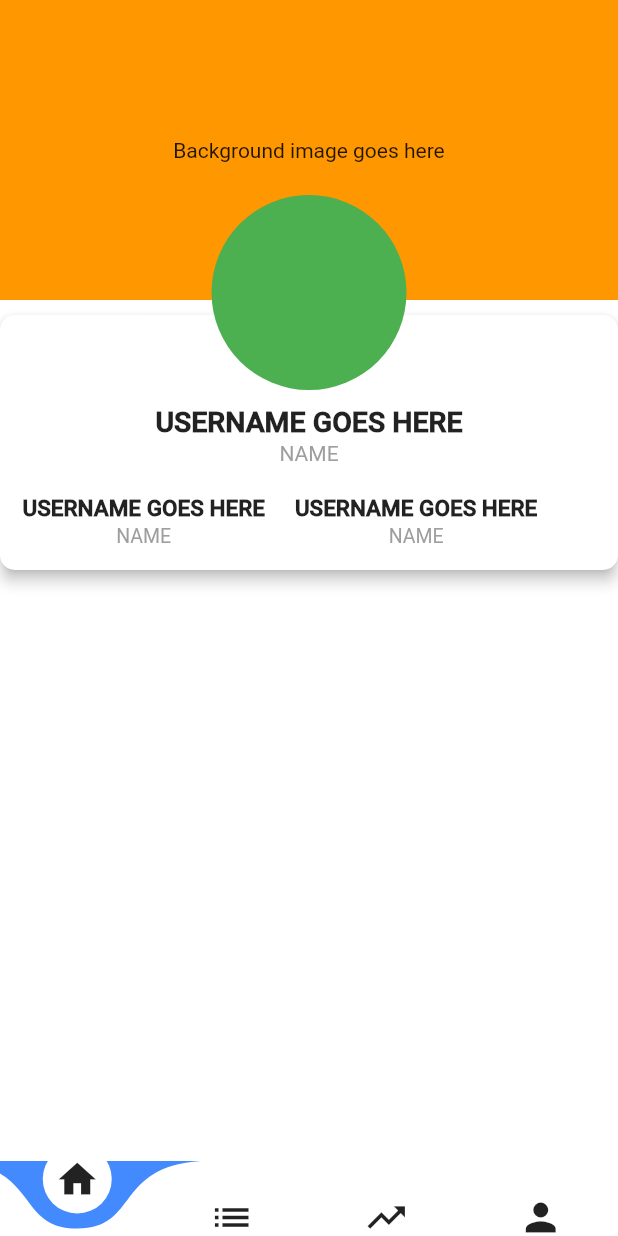
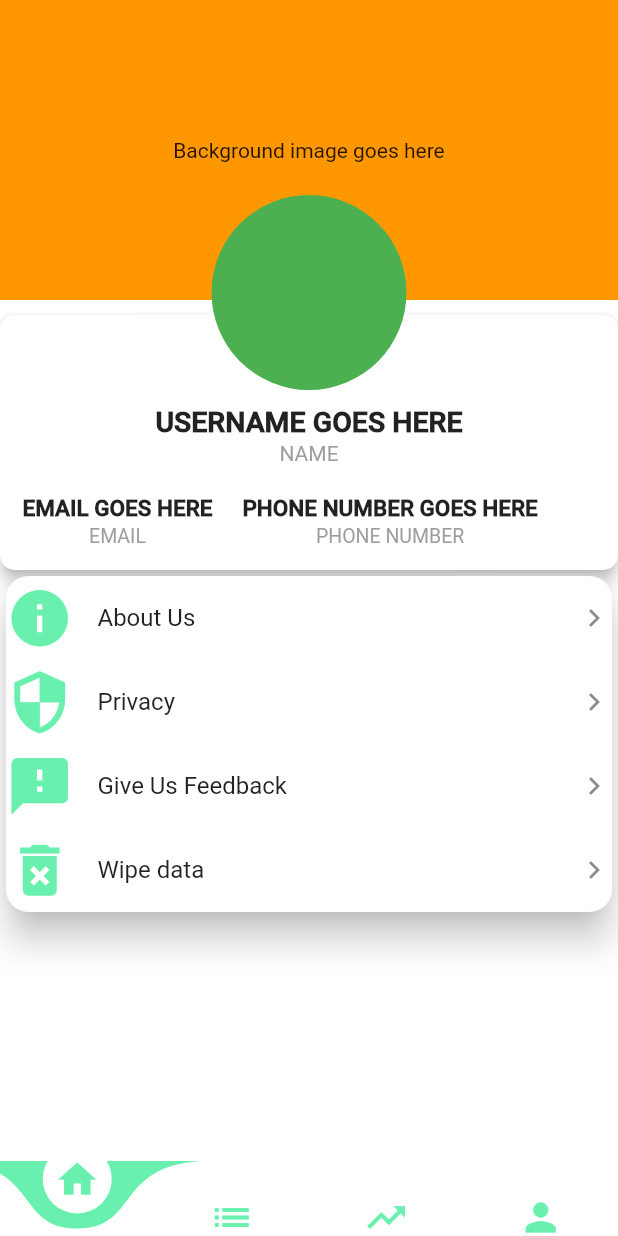
Before and after one commit to medabbassi/me_daily, a Flutter app: the screen it shows after launch, swiped to page 4, on a phone screen of 412 x 824 dp. Run offline on Flutter 3.47's test engine with Material 2 defaults, Android fonts, the phone set to English and light mode, and no system bars; drawn by our look-alikes of curved_navigation_bar; our stand-ins replace cached_network_image, carousel_slider, lottie, shimmer; network calls fail; statements that could not run were skipped.

Commit message:
make some UI modification in the app Continue developping the second interface in the app

```diff
--- a/lib/interfaces/profile.dart
+++ b/lib/interfaces/profile.dart
@@ -12,6 +12,8 @@ class Profile extends StatefulWidget {
 }
 
 class _ProfileState extends State<Profile> {
+  String _name, _email, _phoneNumber;
+
   @override
   Widget build(BuildContext context) {
     // TODO: implement build
@@ -77,7 +79,7 @@ class _ProfileState extends State<Profile> {
                                         children: <Widget>[
 
                                           Text(
-                                            'username goes here'.toUpperCase(),
+                                            'email goes here'.toUpperCase(),
                                             style: TextStyle(
                                               fontWeight:
                                               FontWeight.bold,
@@ -88,7 +90,7 @@ class _ProfileState extends State<Profile> {
                                           ),
                                           SizedBox(height: 2.0),
                                           Text(
-                                            'Name'.toUpperCase(),
+                                            'email'.toUpperCase(),
 
                                             style: TextStyle(
                                                 fontWeight:
@@ -104,7 +106,8 @@ class _ProfileState extends State<Profile> {
                                       Column(
                                         children: <Widget>[
                                           Text(
-                                            'username goes here'.toUpperCase(),
+                                            'phone number goes here'
+                                                .toUpperCase(),
                                             style: TextStyle(
                                               fontWeight:
                                               FontWeight.bold,
@@ -115,7 +118,7 @@ class _ProfileState extends State<Profile> {
                                           ),
                                           SizedBox(height: 2.0),
                                           Text(
-                                            'Name'.toUpperCase(),
+                                            'Phone Number'.toUpperCase(),
 
                                             style: TextStyle(
                                                 fontWeight:
@@ -137,13 +140,59 @@ class _ProfileState extends State<Profile> {
 
 
                           ),
+
                           Card(
+                            shape: RoundedRectangleBorder(
+                              borderRadius: BorderRadius.circular(15.0),
+                            ),
                             elevation: 10.0,
                             child: Column(
+                              mainAxisSize: MainAxisSize.min,
                               children: <Widget>[
+                                ListTile(
+                                  leading: Icon(Icons.info, size: 45,
+                                      color: Colors.greenAccent),
+                                  title: Text('About Us'),
+                                  trailing: Icon(Icons.keyboard_arrow_right),
+                                  contentPadding: EdgeInsets.symmetric(
+                                      horizontal: 0.0),
+                                  onTap: () {}
+                                  ,
+                                ),
+                                ListTile(
+                                  leading: Icon(Icons.security, size: 45,
+                                      color: Colors.greenAccent),
+                                  title: Text('Privacy'),
+                                  trailing: Icon(Icons.keyboard_arrow_right),
+                                  contentPadding: EdgeInsets.symmetric(
+                                      horizontal: 0.0),
+                                  onTap: () {}
+                                  ,
+                                ),
+                                ListTile(
+                                  leading: Icon(Icons.feedback, size: 45,
+                                      color: Colors.greenAccent),
+                                  title: Text('Give Us Feedback'),
+                                  trailing: Icon(Icons.keyboard_arrow_right),
+                                  contentPadding: EdgeInsets.symmetric(
+                                      horizontal: 0.0),
+                                  onTap: () {}
+                                  ,
+                                ),
+                                ListTile(
+                                  leading: Icon(Icons.delete_forever, size: 45,
+                                      color: Colors.greenAccent),
+                                  title: Text('Wipe data'),
+                                  trailing: Icon(Icons.keyboard_arrow_right),
+                                  contentPadding: EdgeInsets.symmetric(
+                                      horizontal: 0.0),
+                                  onTap: () {}
+                                  ,
+                                ),
+
                               ],
                             ),
-                          )
+                          ),
 
                         ],
                       ),
--- a/lib/main.dart
+++ b/lib/main.dart
@@ -35,14 +35,14 @@ class _BottomNavBarState extends State<BottomNavBar> {
           index: 0,
           height: 50.0,
           items: <Widget>[
-            Icon(Icons.home, size: 30),
-            Icon(Icons.list, size: 30),
-            Icon(Icons.trending_up, size: 30),
-            Icon(Icons.person, size: 30),
+            Icon(Icons.home, size: 30, color: Colors.greenAccent,),
+            Icon(Icons.list, size: 30, color: Colors.greenAccent),
+            Icon(Icons.trending_up, size: 30, color: Colors.greenAccent),
+            Icon(Icons.person, size: 30, color: Colors.greenAccent),
           ],
           color: Colors.white,
           buttonBackgroundColor: Colors.white,
-          backgroundColor: Colors.blueAccent,
+          backgroundColor: Colors.greenAccent,
           animationCurve: Curves.easeInOut,
           animationDuration: Duration(milliseconds: 600),
           onTap: (index) {
--- a/pubspec.yaml
+++ b/pubspec.yaml
@@ -26,6 +26,10 @@ dependencies:
   cupertino_icons: ^0.1.3
   flutter_swiper: ^1.1.6
   carousel_slider: ^1.4.1
+  flutter_svg: ^0.17.3+1
+  lottie: ^0.3.2
+  shimmer: ^1.1.0
+  cached_network_image: ^2.0.0
   curved_navigation_bar: ^0.3.2
 
 dev_dependencies:
```
Also changed, not shown: lib/interfaces/home.dart (+220 -96 lines), lib/module/tip.dart (added, +10 -0 lines), lib/widget/loadImage.dart (added, +68 -0 lines), assets/images/bell.svg (added), assets/images/cloudy.svg (added), pubspec.lock.
